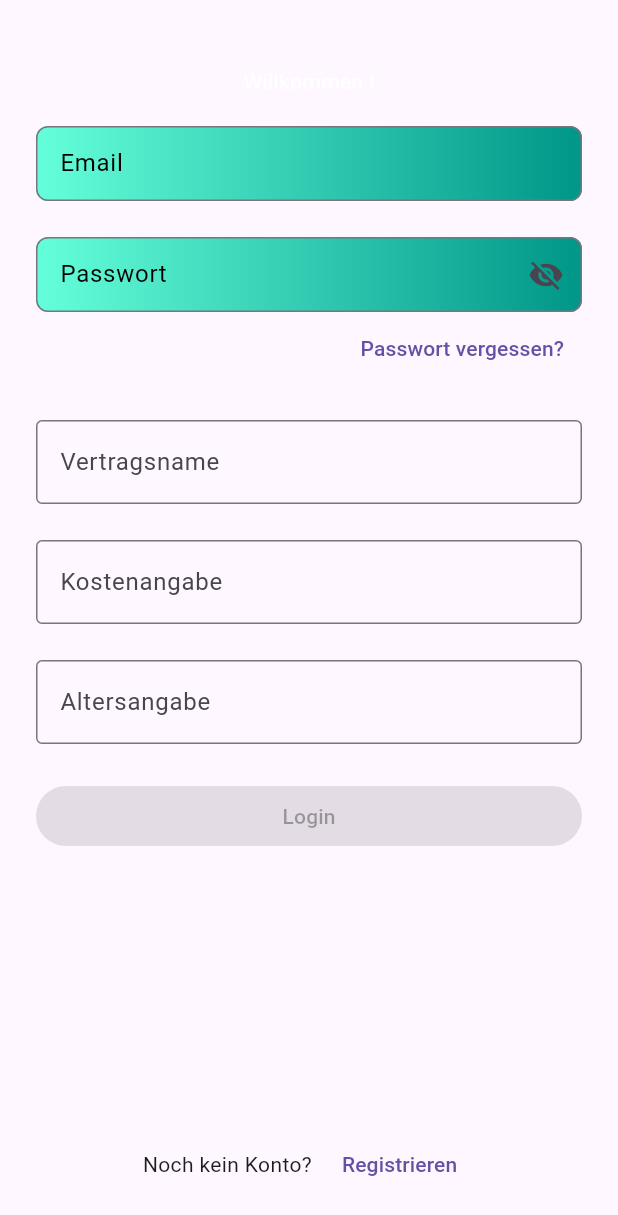
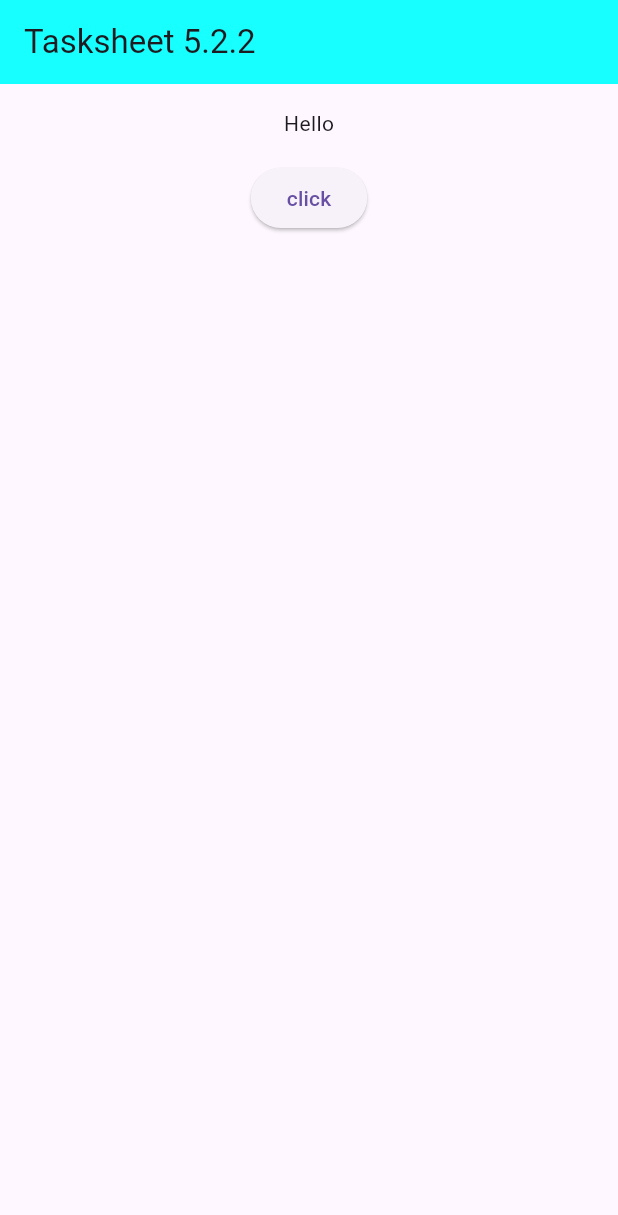
Before and after one commit to BastianErfurth/user_input_tasksheet513, a Flutter app: the screen it shows after launch, on a phone screen of 412 x 824 dp. Shown: the top 1215 px of the screen. Run offline on Flutter 3.47's test engine with Material 3 defaults, Android fonts, the light colour scheme and no system bars.

Commit message:
Tasksheet 5.2.2

```diff
--- a/lib/login_screen.dart
+++ b/lib/login_screen.dart
@@ -69,6 +69,7 @@ class _LoginScreenState extends State<LoginScreen> {
                       ),
                       SizedBox(height: 24),
                       TextFormField(
+
                         validator: validateContractName,
                         //autovalidateMode: AutovalidateMode.onUnfocus,
                         decoration: InputDecoration(
--- a/lib/main_app.dart
+++ b/lib/main_app.dart
@@ -1,5 +1,5 @@
 import 'package:flutter/material.dart';
-import 'package:user_input_tasksheet513/login_screen.dart';
+import 'package:user_input_tasksheet513/tasksheet_522.dart';
 
 class MainApp extends StatelessWidget {
   const MainApp({super.key});
@@ -7,7 +7,7 @@ class MainApp extends StatelessWidget {
   @override
   Widget build(BuildContext context) {
     return const MaterialApp(
-      home: LoginScreen(),
+      home: Tasksheet522(),
     );
   }
 }
--- /dev/null
+++ b/lib/tasksheet_522.dart
@@ -0,0 +1,61 @@
+import 'package:flutter/material.dart';
+
+class Tasksheet522 extends StatefulWidget {
+  const Tasksheet522({super.key});
+
+  @override
+  State<Tasksheet522> createState() => _Tasksheet522State();
+}
+
+class _Tasksheet522State extends State<Tasksheet522> {
+  bool isLoading = false;
+  String showedText = "Hello";
+  Future<String> tripleText(String textInput) async {
+    await Future.delayed(Duration(seconds: 3));
+    try {} catch (e) {
+      debugPrint("Error: $e");
+    }
+    textInput = showedText;
+    return textInput * 3;
+  }
+
+  @override
+  Widget build(BuildContext context) {
+    return Scaffold(
+      appBar: AppBar(
+        backgroundColor: Colors.cyanAccent,
+        title: Text("Tasksheet 5.2.2"),
+      ),
+      body: Padding(
+        padding: const EdgeInsets.all(16.0),
+        child: Center(
+          child: Column(
+            spacing: 16,
+            children: [
+              Text(showedText),
+              ElevatedButton(
+                onPressed: () async {
+                  setState(() {
+                    isLoading = true;
+                  });
+                  String result = await tripleText(showedText);
+
+                  setState(() {
+                    showedText = result;
+                    isLoading = false;
+                  });
+                },
+                child: isLoading
+                    ? Padding(
+                        padding: const EdgeInsets.all(8.0),
+                        child: CircularProgressIndicator(),
+                      )
+                    : Text("click"),
+              ),
+            ],
+          ),
+        ),
+      ),
+    );
+  }
+}
--- a/pubspec.yaml
+++ b/pubspec.yaml
@@ -4,7 +4,7 @@ publish_to: 'none'
 version: 0.1.0
 
 environment:
-  sdk: ^3.8.0
+  sdk: ^3.6.0
 
 dependencies:
   flutter:
```
Also changed, not shown: pubspec.lock.
